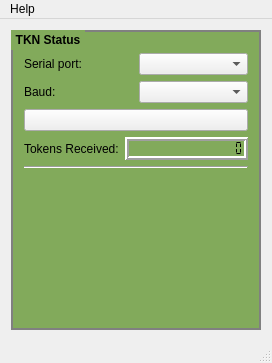
Old version of the form PC/gui/TKN_Window.ui in the repository chrispap/TKN.
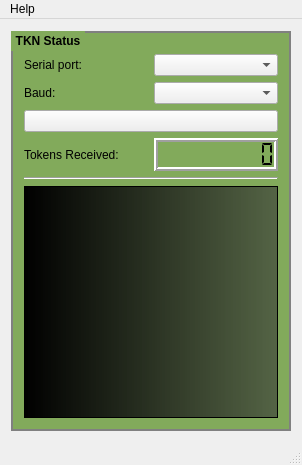
New version of the form.

```diff
--- a/PC/gui/TKN_Window.ui
+++ b/PC/gui/TKN_Window.ui
@@ -6,10 +6,16 @@
    <rect>
     <x>0</x>
     <y>0</y>
-    <width>268</width>
-    <height>357</height>
+    <width>298</width>
+    <height>465</height>
    </rect>
   </property>
+  <property name="sizePolicy">
+   <sizepolicy hsizetype="Minimum" vsizetype="Preferred">
+    <horstretch>0</horstretch>
+    <verstretch>0</verstretch>
+   </sizepolicy>
+  </property>
   <property name="windowTitle">
    <string>TKN GUI</string>
   </property>
@@ -32,6 +38,7 @@
 QTextEdit { 
 	background-color: qlineargradient(spread:pad, x1:0, y1:0, x2:1, y2:0, stop:0 rgba(0, 0, 0, 255), stop:1 rgba(55, 55, 55, 155));
     color: rgb(0,250,0);
+    font: 9pt;
 }</string>
   </property>
   <property name="toolButtonStyle">
@@ -42,7 +49,7 @@
   </property>
   <widget class="QWidget" name="centralWidget">
    <property name="sizePolicy">
-    <sizepolicy hsizetype="MinimumExpanding" vsizetype="Preferred">
+    <sizepolicy hsizetype="Minimum" vsizetype="Preferred">
      <horstretch>0</horstretch>
      <verstretch>0</verstretch>
     </sizepolicy>
@@ -58,14 +65,14 @@
       </property>
       <property name="minimumSize">
        <size>
-        <width>250</width>
-        <height>300</height>
+        <width>280</width>
+        <height>400</height>
        </size>
       </property>
       <property name="maximumSize">
        <size>
-        <width>250</width>
-        <height>300</height>
+        <width>280</width>
+        <height>400</height>
        </size>
       </property>
       <property name="title">
@@ -117,9 +124,18 @@
          </item>
          <item row="0" column="1">
           <widget class="QLCDNumber" name="lcd_TokenCounter">
+           <property name="minimumSize">
+            <size>
+             <width>0</width>
+             <height>33</height>
+            </size>
+           </property>
            <property name="frameShape">
             <enum>QFrame::Box</enum>
            </property>
+           <property name="frameShadow">
+            <enum>QFrame::Raised</enum>
+           </property>
            <property name="lineWidth">
             <number>2</number>
            </property>
@@ -127,10 +143,10 @@
             <bool>false</bool>
            </property>
            <property name="numDigits">
-            <number>16</number>
+            <number>9</number>
            </property>
            <property name="digitCount">
-            <number>16</number>
+            <number>9</number>
            </property>
            <property name="mode">
             <enum>QLCDNumber::Dec</enum>
@@ -150,17 +166,11 @@
         </widget>
        </item>
        <item>
-        <spacer name="verticalSpacer">
-         <property name="orientation">
-          <enum>Qt::Vertical</enum>
+        <widget class="QTextEdit" name="textEditConsoleStatus">
+         <property name="readOnly">
+          <bool>true</bool>
          </property>
-         <property name="sizeHint" stdset="0">
-          <size>
-           <width>20</width>
-           <height>40</height>
-          </size>
-         </property>
-        </spacer>
+        </widget>
        </item>
       </layout>
      </widget>
@@ -172,8 +182,8 @@
     <rect>
      <x>0</x>
      <y>0</y>
-     <width>268</width>
-     <height>21</height>
+     <width>298</width>
+     <height>25</height>
     </rect>
    </property>
    <property name="defaultUp">
```
